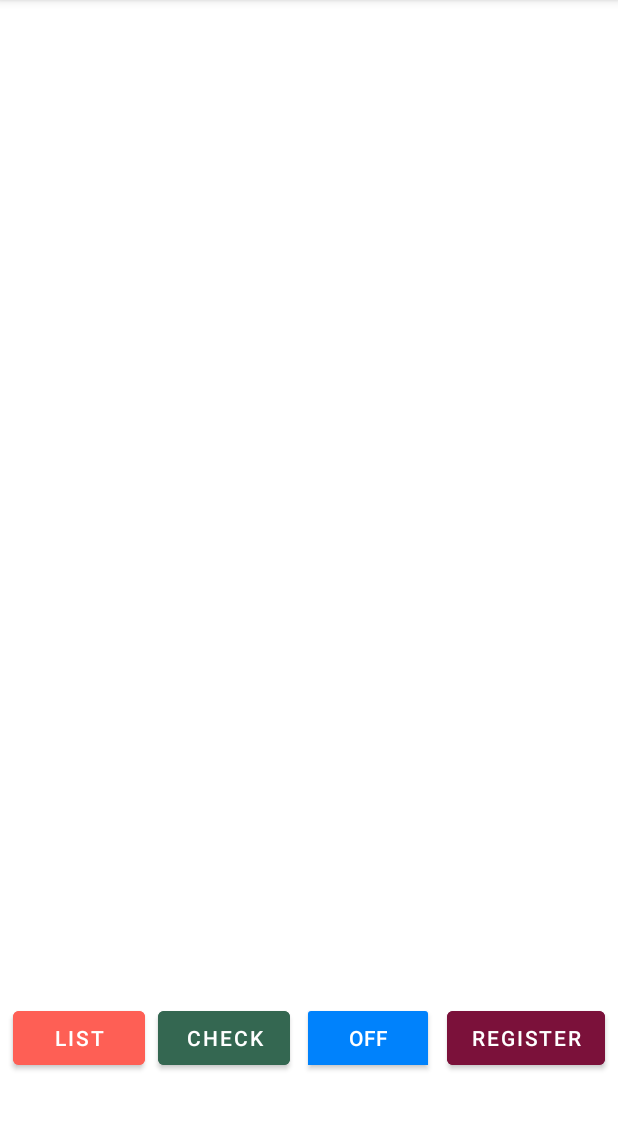
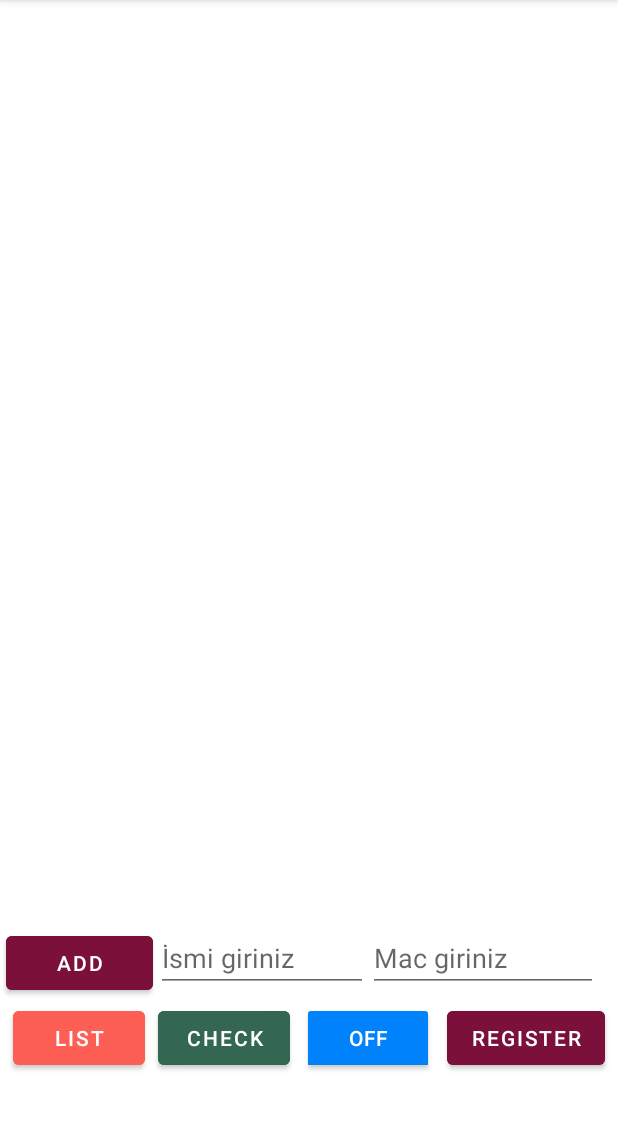
Before and after one commit to abdullahunal/attendance_app, an Android app: the screen it shows after launch (MainActivity), on a phone screen of 412 x 824 dp, the part 84-1214 px from its top. Run offline under Robolectric (Android 15) with nearby library versions, the phone set to English and light mode, and no system bars.

Commit message:
DB deki verileri düzenlemek için kullanıcı arayüzü yazıldı
Aşağıdaki üç liste hesaplandı
-Absent Members
-Present Members
-Unregistered Members

```diff
--- a/app/src/main/AndroidManifest.xml
+++ b/app/src/main/AndroidManifest.xml
@@ -34,6 +34,7 @@
         android:roundIcon="@mipmap/ic_launcher_round"
         android:supportsRtl="true"
         android:theme="@style/Theme.Attendance">
+        <activity android:name=".persistence.edit.ViewAndEditDBActivity" />
         <activity
             android:name=".MainActivity"
             android:exported="true">
--- a/app/src/main/java/com/example/codeit/attendance/MainActivity.java
+++ b/app/src/main/java/com/example/codeit/attendance/MainActivity.java
@@ -1,9 +1,18 @@
 package com.example.codeit.attendance;
 
+import android.content.Intent;
 import android.os.Bundle;
+import android.view.View;
+import android.widget.Button;
+import android.widget.EditText;
+import android.widget.Toast;
 
 import androidx.appcompat.app.AppCompatActivity;
 
+import com.example.codeit.attendance.consepts.member.Member;
+import com.example.codeit.attendance.persistence.DBHelper;
+import com.example.codeit.attendance.persistence.edit.EditDBManager;
+import com.example.codeit.attendance.persistence.edit.ViewAndEditDBActivity;
 import com.example.codeit.attendance.server.AttendanceServer;
 import com.example.codeit.attendance.server.Server;
 
@@ -15,11 +24,49 @@ public class MainActivity extends AppCompatActivity {
         this.server = new AttendanceServer(this);
     }
 
+    Button button_add, button_view_edit;
+    EditText editText_name, editText_mac;
+
     @Override
     protected void onCreate(Bundle savedInstanceState) {
         super.onCreate(savedInstanceState);
         setContentView(R.layout.activity_main);
         server.start();
+
+        // taşınacak
+        button_add = findViewById(R.id.btn_add);
+        button_view_edit = findViewById(R.id.btnListUsers);
+        editText_name = findViewById(R.id.edittext_name);
+        editText_mac = findViewById(R.id.edittext_mac);
+
+        button_add.setOnClickListener(new View.OnClickListener() {
+            @Override
+            public void onClick(View v) {
+                String stringName = editText_name.getText().toString();
+                String stringMac = editText_mac.getText().toString();
+
+                if (stringName.length() <= 0 || stringMac.length() <= 0) {
+                    Toast.makeText(MainActivity.this, "Boş bırakma dayı", Toast.LENGTH_SHORT).show();
+                } else {
+                    DBHelper dbHelper = new DBHelper(MainActivity.this);
+                    Member member = new Member(stringName, stringMac);
+                    dbHelper.create(member);
+                    Toast.makeText(MainActivity.this, "Kullanıcı eklendi", Toast.LENGTH_SHORT).show();
+
+                    finish();
+                    startActivity(getIntent());
+                }
+            }
+        });
+
+        button_view_edit.setOnClickListener(new View.OnClickListener() {
+            @Override
+            public void onClick(View v) {
+                Intent intent = new Intent(MainActivity.this, ViewAndEditDBActivity.class);
+                startActivity(intent);
+            }
+        });
+        //taşınacak
     }
 
     @Override
--- a/app/src/main/java/com/example/codeit/attendance/display/MemberDisplayImpl.java
+++ b/app/src/main/java/com/example/codeit/attendance/display/MemberDisplayImpl.java
@@ -36,15 +36,6 @@ public class MemberDisplayImpl implements MemberDisplay {
         recycler_view.setLayoutManager(layoutManager);
 
         memberList = new ArrayList<Member>();
-
-        /*memberList.add(new Member("Cengiz", "04654654489"));
-        memberList.add(new Member("haydar", "9498498"));
-        memberList.add(new Member("Kemal", "15941987498"));
-        memberList.add(new Member("Congulus", "475637856785"));
-        memberList.add(new Member("Necdet", "7524121"));
-        memberList.add(new Member("Zımzımettin", "7578"));
-        memberList.add(new Member("Şemelemettin", "456345678"));
-        memberList.add(new Member("Niyazi", "151965"));*/
 
         RecyclerViewAdapter adapter_items = new RecyclerViewAdapter(memberList, new ICustomItemClickListener() {
             @Override
--- a/app/src/main/java/com/example/codeit/attendance/persistence/MemberAdapter.java
+++ b/app/src/main/java/com/example/codeit/attendance/persistence/MemberAdapter.java
@@ -46,7 +46,6 @@ public class MemberAdapter extends RecyclerView.Adapter<MemberAdapter.ViewHolder
 
         final Member member = members.get(position);
 
-        holder.textViewID.setText(Integer.toString(member.getId()));
         holder.editText_Name.setText(member.getName());
         holder.editText_Mac.setText(member.getMac());
 
@@ -81,7 +80,6 @@ public class MemberAdapter extends RecyclerView.Adapter<MemberAdapter.ViewHolder
 
     public class ViewHolder extends RecyclerView.ViewHolder {
 
-        TextView textViewID;
         EditText editText_Name;
         EditText editText_Mac;
         Button button_Edit;
@@ -90,7 +88,6 @@ public class MemberAdapter extends RecyclerView.Adapter<MemberAdapter.ViewHolder
         public ViewHolder(@NonNull View itemView) {
             super(itemView);
 
-            textViewID = itemView.findViewById(R.id.text_id);
             editText_Name = itemView.findViewById(R.id.edittext_name);
             editText_Mac = itemView.findViewById(R.id.edittext_mac);
             button_Delete = itemView.findViewById(R.id.button_delete);
--- a/app/src/main/java/com/example/codeit/attendance/persistence/edit/CRUD_Note.txt
+++ b/app/src/main/java/com/example/codeit/attendance/persistence/edit/CRUD_Note.txt
@@ -1,7 +1,6 @@
 kendi yaptigin CRUD islemlerini bu pakete tasi
 
-LIST butonuna basinca yeni bir activity(xml sayfasi) acilsin. eskisine zarar vermesin, Back butonuna
-basinca eskisine donebilirim hatta.
+LIST butonuna basinca yeni bir activity(xml sayfasi) acilsin.
 
 bu yeni sayfada da direk CRUD fonksiyonlarından Read calissin. db deki veriler listelensin.
 
--- a/app/src/main/res/layout/activity_main.xml
+++ b/app/src/main/res/layout/activity_main.xml
@@ -20,6 +20,67 @@
         app:layout_constraintStart_toStartOf="parent"
         app:layout_constraintTop_toTopOf="parent"
         app:layout_constraintVertical_bias="0" />
+
+    <LinearLayout
+        android:id="@+id/addGroup"
+        android:layout_width="match_parent"
+        android:layout_height="wrap_content"
+
+        android:layout_marginHorizontal="2dp"
+        android:layout_marginVertical="50dp"
+        app:layout_constraintBottom_toBottomOf="@id/buttonGroup"
+        app:layout_constraintEnd_toEndOf="parent"
+        app:layout_constraintHorizontal_bias="0.5"
+        app:layout_constraintStart_toStartOf="parent"
+        app:layout_constraintVertical_bias="1">
+
+        <Button
+            android:id="@+id/btn_add"
+            android:layout_width="98dp"
+            android:layout_height="wrap_content"
+            android:layout_margin="2dp"
+
+            android:layout_marginHorizontal="2dp"
+            android:layout_marginVertical="50dp"
+            android:backgroundTint="@color/register"
+            android:text="Add"
+
+            app:layout_constraintBottom_toBottomOf="parent"
+            app:layout_constraintEnd_toEndOf="parent"
+            app:layout_constraintHorizontal_bias="0.5"
+            app:layout_constraintTop_toTopOf="parent"
+            app:layout_constraintVertical_bias="0.793" />
+
+        <EditText
+            android:id="@+id/edittext_name"
+            android:layout_width="141dp"
+            android:layout_height="wrap_content"
+
+            android:hint="İsmi giriniz"
+            app:layout_constraintBottom_toBottomOf="parent"
+            app:layout_constraintEnd_toEndOf="parent"
+            app:layout_constraintHorizontal_bias="0.5"
+            app:layout_constraintStart_toStartOf="parent"
+            app:layout_constraintTop_toTopOf="parent">
+
+
+        </EditText>
+
+        <EditText
+            android:id="@+id/edittext_mac"
+            android:layout_width="153dp"
+            android:layout_height="wrap_content"
+
+            android:hint="Mac giriniz"
+            app:layout_constraintBottom_toBottomOf="parent"
+            app:layout_constraintEnd_toEndOf="parent"
+            app:layout_constraintHorizontal_bias="0.5"
+            app:layout_constraintStart_toStartOf="parent"
+            app:layout_constraintTop_toTopOf="parent">
+
+
+        </EditText>
+    </LinearLayout>
 
     <androidx.constraintlayout.widget.ConstraintLayout
         android:id="@+id/buttonGroup"
@@ -91,6 +152,7 @@
             app:layout_constraintRight_toRightOf="parent"
             app:layout_constraintTop_toTopOf="parent" />
 
+
     </androidx.constraintlayout.widget.ConstraintLayout>
 
 
--- a/app/src/main/res/layout/card_view_layout.xml
+++ b/app/src/main/res/layout/card_view_layout.xml
@@ -5,7 +5,6 @@
     xmlns:card_view="http://schemas.android.com/apk/res-auto"
     android:padding="16dp"
     android:layout_height="wrap_content">
-
 
     <androidx.cardview.widget.CardView
         android:id="@+id/card_view"
@@ -40,7 +39,6 @@
 
         </RelativeLayout>
 
-
     </androidx.cardview.widget.CardView>
 
 </LinearLayout>
```
Also changed, not shown: app/src/main/java/com/example/codeit/attendance/check/CheckResult.java (+57 -3 lines), app/src/main/java/com/example/codeit/attendance/check/ResultActivity.java (+7 -0 lines), app/src/main/java/com/example/codeit/attendance/persistence/edit/EditDBManager.java (added, +79 -0 lines), app/src/main/java/com/example/codeit/attendance/persistence/edit/ViewAndEditDBActivity.java (added, +41 -0 lines), app/src/main/res/layout/activity_view_edit_db.xml (added, +18 -0 lines), app/src/main/res/layout/user_item_list.xml (+0 -10 lines).
